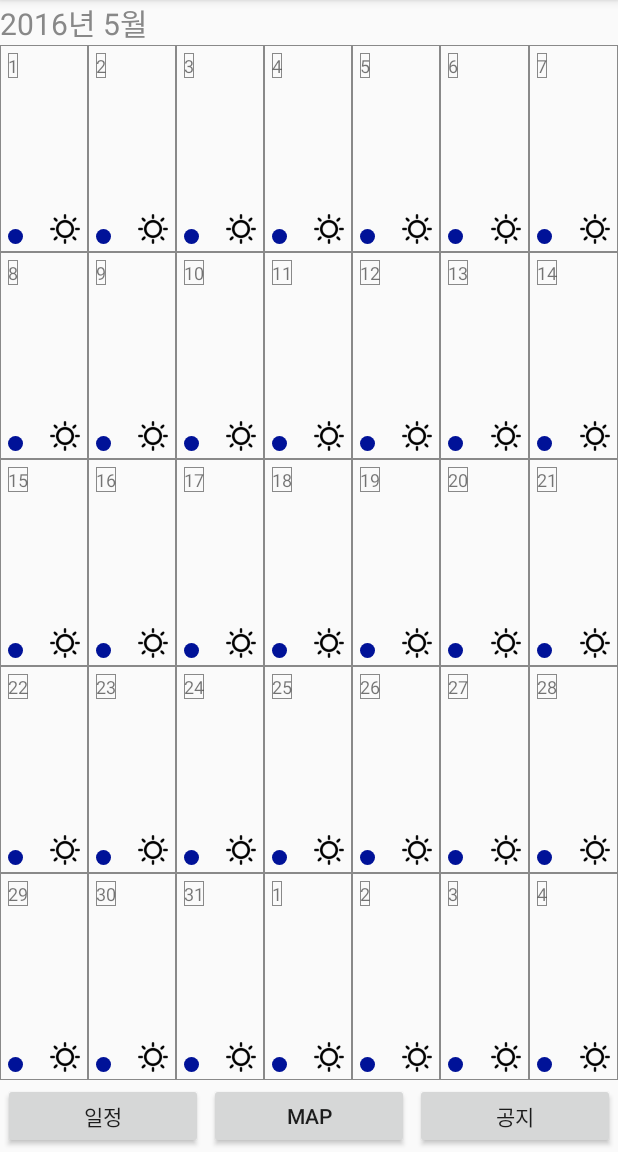
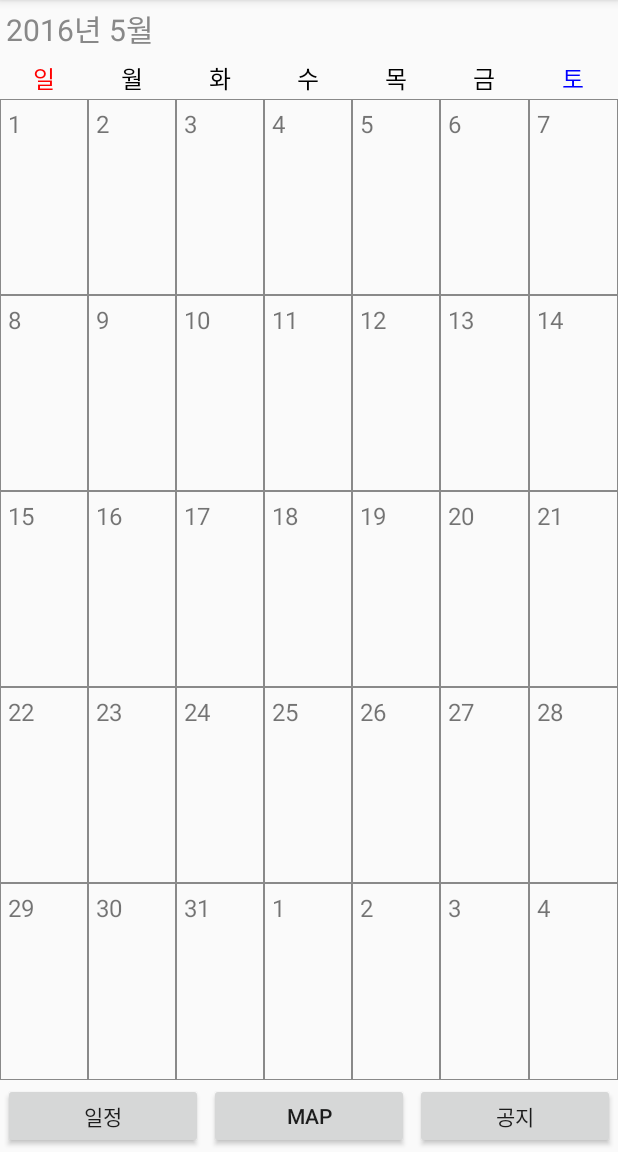
Before and after one commit to faridpark12/spring-walk, an Android app: the screen it shows after launch (CalendarActivity), on a phone screen of 412 x 824 dp, the part 84-1236 px from its top. Run offline under Robolectric (Android 15) with nearby library versions, the phone set to English and light mode, and no system bars.

Commit message:
일정 부분 수정

```diff
--- a/app/src/main/java/pumpkin/kr/hanbat/calendar/MomusWeather.java
+++ /dev/null
@@ -1,17 +0,0 @@
-package pumpkin.kr.hanbat.calendar;
-
-/**
- * Weather Info.<br>
- *
- * Created by brownsoo
- */
-public class MomusWeather {
-
-    public static enum Weather {
-        SUNSHINE,
-        SUN_CLOUND,
-        CLOUDY,
-        RAINNY,
-        SNOW
-    }
-}
--- a/app/src/main/java/pumpkin/kr/hanbat/calendar/OneDayData.java
+++ b/app/src/main/java/pumpkin/kr/hanbat/calendar/OneDayData.java
@@ -8,9 +8,7 @@ import java.util.Calendar;
  *
  */
 public class OneDayData {
-
     Calendar cal;
-    MomusWeather.Weather weather;
     private CharSequence msg = "";
 
     /**
@@ -18,7 +16,6 @@ public class OneDayData {
      */
     public OneDayData() {
         this.cal = Calendar.getInstance();
-        this.weather = MomusWeather.Weather.SUNSHINE;
     }
 
     /**
@@ -63,21 +60,6 @@ public class OneDayData {
         return cal.get(field);
     }
 
-    /**
-     * Set weather info
-     * @param weather Weather instance
-     */
-    public void setWeather(MomusWeather.Weather weather) {
-        this.weather = weather;
-    }
-
-    /**
-     * Get weather info
-     * @return
-     */
-    public MomusWeather.Weather getWeather() {
-        return this.weather;
-    }
 
     /**
      * Get message
--- a/app/src/main/java/pumpkin/kr/hanbat/calendar/OneDayView.java
+++ b/app/src/main/java/pumpkin/kr/hanbat/calendar/OneDayView.java
@@ -6,6 +6,7 @@ import android.content.Context;
 import android.util.AttributeSet;
 import android.view.View;
 import android.widget.ImageView;
+import android.widget.LinearLayout;
 import android.widget.RelativeLayout;
 import android.widget.TextView;
 
@@ -22,12 +23,14 @@ public class OneDayView extends RelativeLayout {
 
     /** number text field */
     private TextView dayTv;
+
     /** message text field*/
     private TextView msgTv;
-    /** Weather icon */
-    private ImageView weatherIv;
+
     /** Value object for a day info */
     private OneDayData one;
+
+    private LinearLayout eventDotLayout;
 
     /**
      * OneDayView constructor
@@ -49,16 +52,13 @@ public class OneDayView extends RelativeLayout {
         init(context);
     }
 
-    private void init(Context context)
-    {
-
+    private void init(Context context) {
         View v = View.inflate(context, R.layout.oneday, this);
 
         dayTv = (TextView) v.findViewById(R.id.onday_dayTv);
-        weatherIv = (ImageView) v.findViewById(R.id.onday_weatherIv);
         msgTv = (TextView) v.findViewById(R.id.onday_msgTv);
+        eventDotLayout = (LinearLayout) v.findViewById(R.id.onday_eventDots);
         one = new OneDayData();
-
     }
 
     /**
@@ -129,14 +129,6 @@ public class OneDayView extends RelativeLayout {
     }
 
     /**
-     * Set weather
-     * @param weather Weather instance
-     */
-    public void setWeather(MomusWeather.Weather weather) {
-        this.one.setWeather(weather);
-    }
-
-    /**
      * Updates UI upon the value object.
      */
     public void refresh() {
@@ -144,20 +136,5 @@ public class OneDayView extends RelativeLayout {
 
         dayTv.setText(String.valueOf(one.get(Calendar.DAY_OF_MONTH)));
         msgTv.setText((one.getMessage()==null)?"":one.getMessage());
-        switch(one.weather) {
-        case CLOUDY :
-        case SUN_CLOUND :
-            weatherIv.setImageResource(R.drawable.cloudy);
-            break;
-        case RAINNY :
-            weatherIv.setImageResource(R.drawable.rainy);
-            break;
-        case SNOW :
-            weatherIv.setImageResource(R.drawable.snowy);
-            break;
-        case SUNSHINE :
-            weatherIv.setImageResource(R.drawable.sunny);
-            break;
-        }
     }
 }
--- a/app/src/main/res/layout/activity_calendar.xml
+++ b/app/src/main/res/layout/activity_calendar.xml
@@ -16,15 +16,93 @@
         android:id="@+id/this_month_tv"
         android:layout_width="match_parent"
         android:layout_height="wrap_content"
+        android:layout_margin="4dp"
         android:textSize="20sp"
         android:textColor="#888888" />
+
+    <LinearLayout
+        android:id="@+id/day_name_ll"
+        android:layout_width="match_parent"
+        android:layout_height="wrap_content"
+        android:layout_below="@id/this_month_tv"
+        android:orientation="horizontal">
+        <TextView
+            android:layout_width="0dp"
+            android:layout_height="wrap_content"
+            android:layout_weight="1"
+            android:layout_margin="2dp"
+            android:gravity="center"
+            android:textSize="16dp"
+            android:textColor="#FF0000"
+            android:text="@string/sun"/>
+
+        <TextView
+            android:layout_width="0dp"
+            android:layout_height="wrap_content"
+            android:layout_weight="1"
+            android:layout_margin="2dp"
+            android:gravity="center"
+            android:textSize="16dp"
+            android:textColor="#000000"
+            android:text="@string/mon"/>
+
+        <TextView
+            android:layout_width="0dp"
+            android:layout_height="wrap_content"
+            android:layout_weight="1"
+            android:layout_margin="2dp"
+            android:gravity="center"
+            android:textSize="16dp"
+            android:textColor="#000000"
+            android:text="@string/tue"/>
+
+        <TextView
+            android:layout_width="0dp"
+            android:layout_height="wrap_content"
+            android:layout_weight="1"
+            android:layout_margin="2dp"
+            android:gravity="center"
+            android:textSize="16dp"
+            android:textColor="#000000"
+            android:text="@string/wed"/>
+
+        <TextView
+            android:layout_width="0dp"
+            android:layout_height="wrap_content"
+            android:layout_weight="1"
+            android:layout_margin="2dp"
+            android:gravity="center"
+            android:textSize="16dp"
+            android:textColor="#000000"
+            android:text="@string/thu"/>
+
+        <TextView
+            android:layout_width="0dp"
+            android:layout_height="wrap_content"
+            android:layout_weight="1"
+            android:layout_margin="2dp"
+            android:gravity="center"
+            android:textSize="16dp"
+            android:textColor="#000000"
+            android:text="@string/fri"/>
+
+        <TextView
+            android:layout_width="0dp"
+            android:layout_height="wrap_content"
+            android:layout_weight="1"
+            android:layout_margin="2dp"
+            android:gravity="center"
+            android:textSize="16dp"
+            android:textColor="#0000FF"
+            android:text="@string/sat"/>
+    </LinearLayout>
 
     <FrameLayout
         android:id="@+id/main_container"
         android:layout_width="match_parent"
         android:layout_height="match_parent"
         android:layout_above="@id/bottom"
-        android:layout_below="@id/this_month_tv">
+        android:layout_below="@id/day_name_ll">
 
         <fragment
             android:id="@+id/monthly"
--- a/app/src/main/res/layout/oneday.xml
+++ b/app/src/main/res/layout/oneday.xml
@@ -15,12 +15,11 @@
             android:id="@+id/onday_dayTv"
             android:layout_width="wrap_content"
             android:layout_height="wrap_content"
-            android:background="@drawable/lineframe"
             android:text="16"
-            android:textSize="12sp" />
+            android:textSize="16sp" />
 
         <View
-            android:layout_width="0px"
+            android:layout_width="0dp"
             android:layout_height="wrap_content"
             android:layout_weight="1" />
 
@@ -49,7 +48,8 @@
         android:layout_height="wrap_content"
         android:layout_alignParentBottom="true"
         android:layout_alignParentLeft="true"
-        android:orientation="horizontal" >
+        android:orientation="horizontal"
+        android:visibility="invisible">
 
         <ImageView
             android:layout_width="10dp"
@@ -59,13 +59,4 @@
 
     </LinearLayout>
 
-    <ImageView
-        android:id="@+id/onday_weatherIv"
-        android:layout_width="20dp"
-        android:layout_height="20dp"
-        android:layout_alignParentBottom="true"
-        android:layout_alignParentRight="true"
-        android:contentDescription="@string/weather_icon"
-        android:src="@drawable/cloudy" />
-
 </RelativeLayout>
--- a/app/src/main/res/values/strings.xml
+++ b/app/src/main/res/values/strings.xml
@@ -16,4 +16,13 @@
     <string name="monthly">월간</string>
     <string name="hello_blank_fragment">Hello blank fragment</string>
     <string name="month">월</string>
+
+    <string name="mon">월</string>
+    <string name="tue">화</string>
+    <string name="wed">수</string>
+    <string name="thu">목</string>
+    <string name="fri">금</string>
+    <string name="sat">토</string>
+    <string name="sun">일</string>
+
 </resources>
```
Also changed, not shown: app/src/main/java/pumpkin/kr/hanbat/calendar/OneMonthView.java (+4 -9 lines), app/src/main/java/pumpkin/kr/hanbat/db/HanbatBaseDao.java (added, +20 -0 lines), app/src/main/java/pumpkin/kr/hanbat/db/HanbatDBHelper.java (added, +99 -0 lines), app/src/main/java/pumpkin/kr/hanbat/db/ScheduleDao.java (added, +30 -0 lines).
